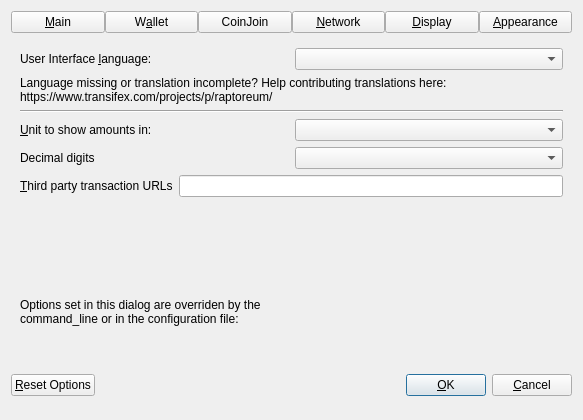
Old version of the form src/qt/forms/optionsdialog.ui in the repository Raptor3um/raptoreum.
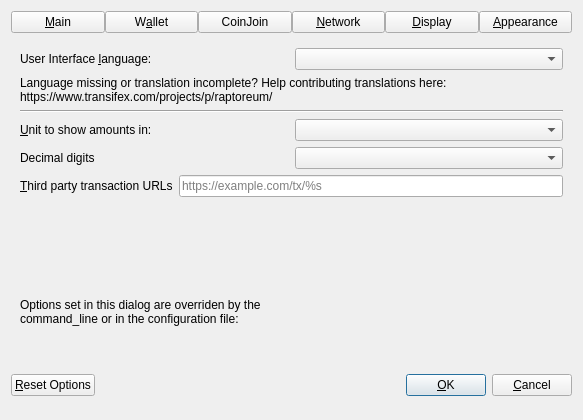
New version of the form. The open tabs and pages were chosen to show the change. Custom widgets are drawn as their Qt base class.

```diff
--- a/src/qt/forms/optionsdialog.ui
+++ b/src/qt/forms/optionsdialog.ui
@@ -843,6 +843,9 @@
            <property name="toolTip">
             <string>Third party URLs (e.g. a block explorer) that appear in the transactions tab as context menu items.&lt;br/&gt;%s in the URL is replaced by transaction hash. Multiple URLs are separated by vertical bar |.</string>
            </property>
+           <property name="placeholderText">
+            <string notr="true">https://example.com/tx/%s</string>
+           </property>
           </widget>
          </item>
         </layout>
```
